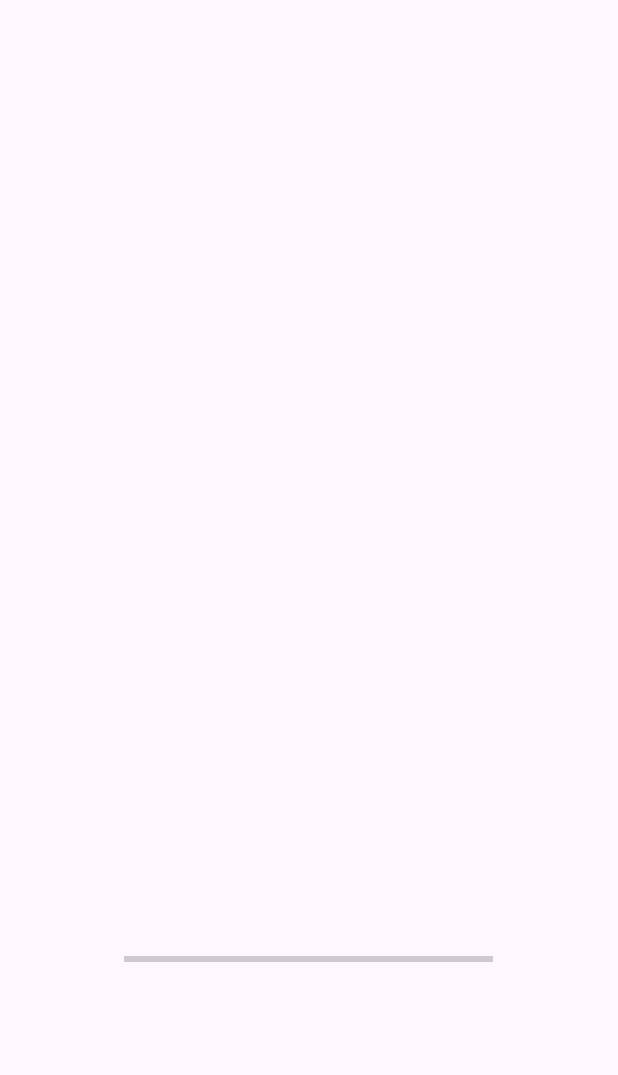
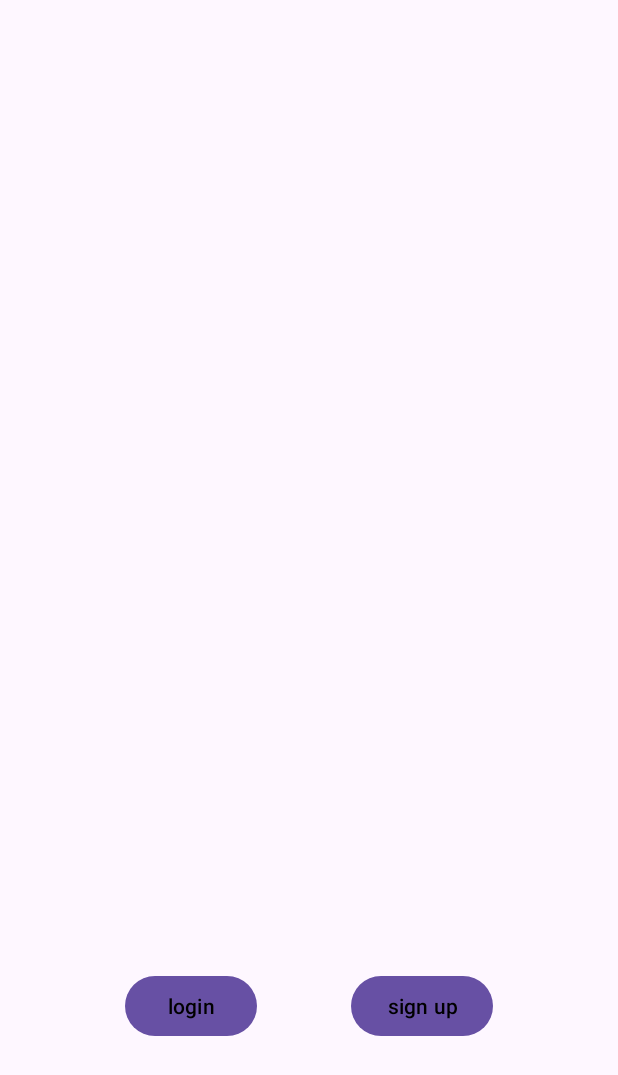
Before and after one commit to IfhamAhmedKhan/Android_Projects, an Android app: the screen it shows after launch (MainActivity before the commit, HomeActivity after it), on a phone screen of 412 x 824 dp. Before the commit the part shown is almost empty. Shown: the top 1075 px of the screen. Run offline under Robolectric (Android 15) with nearby library versions, the phone set to English and light mode, and no system bars.

Commit message:
created login and main page

```diff
--- a/IfteriousStore/app/build.gradle.kts
+++ b/IfteriousStore/app/build.gradle.kts
@@ -4,12 +4,12 @@ plugins {
 
 android {
     namespace = "com.example.ifterious_store"
-    compileSdk = 33
+    compileSdk = 34
 
     defaultConfig {
         applicationId = "com.example.ifterious_store"
         minSdk = 16
-        targetSdk = 33
+        targetSdk = 34
         versionCode = 1
         versionName = "1.0"
 
--- /dev/null
+++ b/IfteriousStore/app/src/main/java/com/example/ifterious_store/HomeActivity.java
@@ -0,0 +1,33 @@
+package com.example.ifterious_store;
+
+import androidx.appcompat.app.AppCompatActivity;
+
+import android.content.Intent;
+import android.os.Bundle;
+import android.view.View;
+import android.widget.Button;
+
+public class HomeActivity extends AppCompatActivity {
+    Button button,button2;
+    @Override
+    protected void onCreate(Bundle savedInstanceState) {
+        super.onCreate(savedInstanceState);
+        setContentView(R.layout.activity_home);
+        button = findViewById(R.id.button);
+        button2 = findViewById(R.id.button2);
+        button.setOnClickListener(new View.OnClickListener() {
+            @Override
+            public void onClick(View view) {
+                Intent intent = new Intent(HomeActivity.this, Login.class);
+                startActivity(intent);
+            }
+        });
+        button2.setOnClickListener(new View.OnClickListener() {
+            @Override
+            public void onClick(View view) {
+                Intent intent = new Intent(HomeActivity.this, Signup.class);
+                startActivity(intent);
+            }
+        });
+    }
+}
--- a/IfteriousStore/app/src/main/java/com/example/ifterious_store/MainActivity.java
+++ b/IfteriousStore/app/src/main/java/com/example/ifterious_store/MainActivity.java
@@ -2,13 +2,36 @@ package com.example.ifterious_store;
 
 import androidx.appcompat.app.AppCompatActivity;
 
+import android.content.Intent;
 import android.os.Bundle;
-
+import android.os.Handler;
+import android.os.SystemClock;
+import android.widget.ProgressBar;
 public class MainActivity extends AppCompatActivity {
-
+    private static int SPLASH_SCREEN = 5000;
+    ProgressBar progressBar;
     @Override
     protected void onCreate(Bundle savedInstanceState) {
         super.onCreate(savedInstanceState);
         setContentView(R.layout.activity_main);
+        new Handler().postDelayed(new Runnable() {
+            @Override
+            public void run() {
+                Intent intent = new Intent(MainActivity.this, HomeActivity.class);
+                startActivity(intent);
+                finish();
+            }
+        },SPLASH_SCREEN);
+        progressBar = findViewById(R.id.progressBar);
+        Thread thread = new Thread(new Runnable() {
+            @Override
+            public void run() {
+                for (int i = 0; i< 10;i++) {
+                    progressBar.incrementProgressBy(10);
+                    SystemClock.sleep(500);
+                }
+            }
+        });
+        thread.start();
     }
 }
--- /dev/null
+++ b/IfteriousStore/app/src/main/res/layout/activity_home.xml
@@ -0,0 +1,37 @@
+<?xml version="1.0" encoding="utf-8"?>
+<androidx.constraintlayout.widget.ConstraintLayout xmlns:android="http://schemas.android.com/apk/res/android"
+    xmlns:app="http://schemas.android.com/apk/res-auto"
+    xmlns:tools="http://schemas.android.com/tools"
+    android:layout_width="match_parent"
+    android:layout_height="match_parent"
+    tools:context=".HomeActivity">
+
+
+    <Button
+        android:id="@+id/button"
+        android:layout_width="wrap_content"
+        android:layout_height="wrap_content"
+        android:text="login"
+        android:textColor="@color/black"
+        app:layout_constraintBottom_toBottomOf="parent"
+        app:layout_constraintEnd_toEndOf="parent"
+        app:layout_constraintHorizontal_bias="0.258"
+        app:layout_constraintStart_toStartOf="parent"
+        app:layout_constraintTop_toTopOf="parent"
+        app:layout_constraintVertical_bias="0.833" />
+
+    <Button
+        android:id="@+id/button2"
+        android:layout_width="wrap_content"
+        android:layout_height="wrap_content"
+        android:text="sign up"
+        android:textColor="@color/black"
+        app:layout_constraintBottom_toBottomOf="parent"
+        app:layout_constraintEnd_toEndOf="parent"
+        app:layout_constraintHorizontal_bias="0.738"
+        app:layout_constraintStart_toStartOf="parent"
+        app:layout_constraintTop_toTopOf="parent"
+        app:layout_constraintVertical_bias="0.833" />
+
+
+</androidx.constraintlayout.widget.ConstraintLayout>
```
Also changed, not shown: IfteriousStore/app/src/main/AndroidManifest.xml (+9 -0 lines), IfteriousStore/app/src/main/java/com/example/ifterious_store/Login.java (added, +14 -0 lines), IfteriousStore/app/src/main/java/com/example/ifterious_store/Signup.java (added, +14 -0 lines), IfteriousStore/app/src/main/res/layout/activity_login.xml (added, +9 -0 lines), IfteriousStore/app/src/main/res/layout/activity_signup.xml (added, +9 -0 lines).
